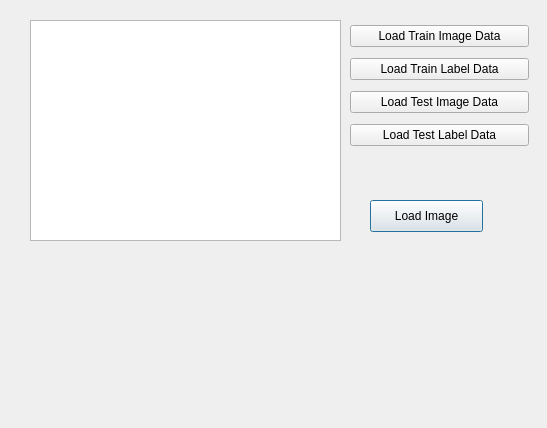
The window that App.ui (ssong80/ImageSearch) describes before a commit, drawn with Qt 5.
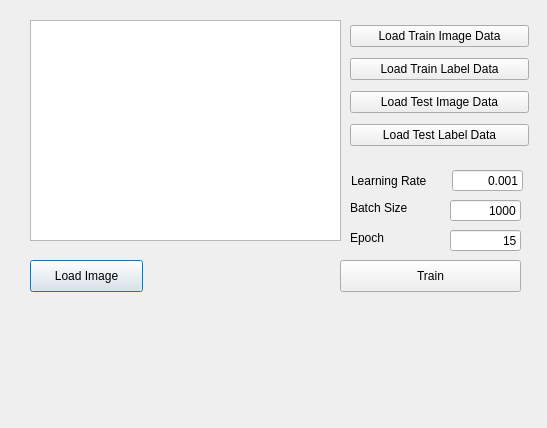
The same window after the commit.

```diff
--- a/App.ui
+++ b/App.ui
@@ -26,8 +26,8 @@
   <widget class="QPushButton" name="pushButton_LoadImage">
    <property name="geometry">
     <rect>
-     <x>370</x>
-     <y>200</y>
+     <x>30</x>
+     <y>260</y>
      <width>113</width>
      <height>32</height>
     </rect>
@@ -36,6 +36,106 @@
     <string>Load Image</string>
    </property>
   </widget>
+  <widget class="QLineEdit" name="lineEdit_LearningRate">
+   <property name="geometry">
+    <rect>
+     <x>452</x>
+     <y>170</y>
+     <width>71</width>
+     <height>21</height>
+    </rect>
+   </property>
+   <property name="text">
+    <string>0.001</string>
+   </property>
+   <property name="alignment">
+    <set>Qt::AlignRight|Qt::AlignTrailing|Qt::AlignVCenter</set>
+   </property>
+  </widget>
+  <widget class="QLabel" name="label">
+   <property name="geometry">
+    <rect>
+     <x>351</x>
+     <y>173</y>
+     <width>91</width>
+     <height>16</height>
+    </rect>
+   </property>
+   <property name="text">
+    <string>Learning Rate</string>
+   </property>
+  </widget>
+  <widget class="QLineEdit" name="lineEdit_BatchSize">
+   <property name="geometry">
+    <rect>
+     <x>450</x>
+     <y>200</y>
+     <width>71</width>
+     <height>21</height>
+    </rect>
+   </property>
+   <property name="text">
+    <string>1000</string>
+   </property>
+   <property name="alignment">
+    <set>Qt::AlignRight|Qt::AlignTrailing|Qt::AlignVCenter</set>
+   </property>
+  </widget>
+  <widget class="QLineEdit" name="lineEdit_Epoch">
+   <property name="geometry">
+    <rect>
+     <x>450</x>
+     <y>230</y>
+     <width>71</width>
+     <height>21</height>
+    </rect>
+   </property>
+   <property name="text">
+    <string>15</string>
+   </property>
+   <property name="alignment">
+    <set>Qt::AlignRight|Qt::AlignTrailing|Qt::AlignVCenter</set>
+   </property>
+  </widget>
+  <widget class="QLabel" name="label_2">
+   <property name="geometry">
+    <rect>
+     <x>350</x>
+     <y>200</y>
+     <width>91</width>
+     <height>16</height>
+    </rect>
+   </property>
+   <property name="text">
+    <string>Batch Size</string>
+   </property>
+  </widget>
+  <widget class="QLabel" name="label_3">
+   <property name="geometry">
+    <rect>
+     <x>350</x>
+     <y>230</y>
+     <width>91</width>
+     <height>16</height>
+    </rect>
+   </property>
+   <property name="text">
+    <string>Epoch</string>
+   </property>
+  </widget>
+  <widget class="QPushButton" name="pushButton_Train">
+   <property name="geometry">
+    <rect>
+     <x>340</x>
+     <y>260</y>
+     <width>181</width>
+     <height>32</height>
+    </rect>
+   </property>
+   <property name="text">
+    <string>Train</string>
+   </property>
+  </widget>
   <widget class="QWidget" name="">
    <property name="geometry">
     <rect>
```
